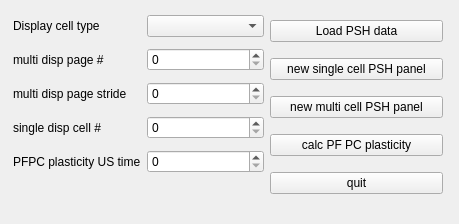
The window that SimDataAnalysis/includes/mainw.ui (wenkeli/Cerebellum_simulation) describes before a commit, drawn with Qt 5.
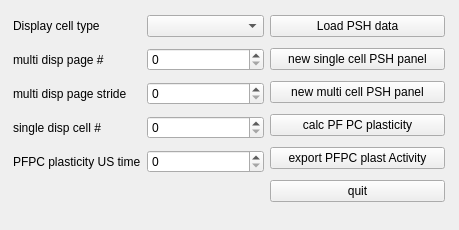
The same window after the commit.

Patch:
```diff
--- a/SimDataAnalysis/includes/mainw.ui
+++ b/SimDataAnalysis/includes/mainw.ui
@@ -7,7 +7,7 @@
     <x>0</x>
     <y>0</y>
     <width>459</width>
-    <height>224</height>
+    <height>230</height>
    </rect>
   </property>
   <property name="windowTitle">
@@ -19,8 +19,8 @@
      <rect>
       <x>270</x>
       <y>10</y>
-      <width>173</width>
-      <height>197</height>
+      <width>175</width>
+      <height>201</height>
      </rect>
     </property>
     <layout class="QVBoxLayout" name="verticalLayout">
@@ -52,6 +52,13 @@
        </property>
       </widget>
      </item>
+     <item>
+      <widget class="QPushButton" name="exportPFPCPlastActButton">
+       <property name="text">
+        <string>export PFPC plast Activity</string>
+       </property>
+      </widget>
+     </item>
      <item>
       <widget class="QPushButton" name="quitButton">
        <property name="text">
```
Left out of the diff: 35 changed lines with no effect on the pictures.
